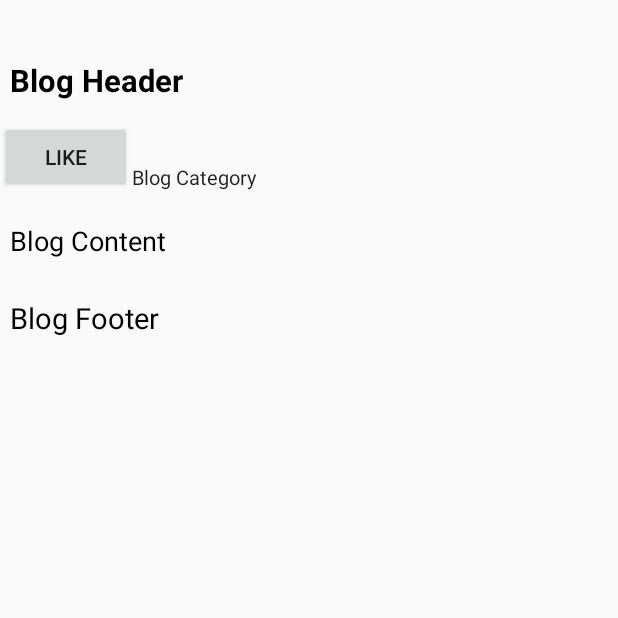
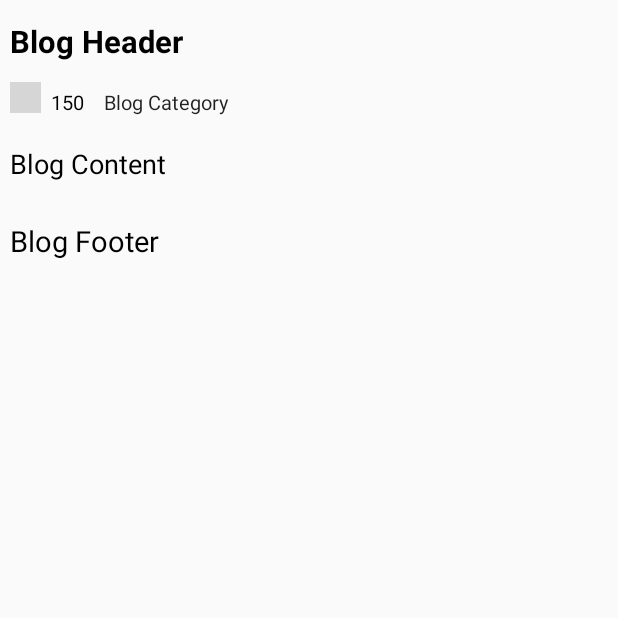
Before and after one commit to adiHusky/E-Blog, an Android app: the BlogActivity screen opened directly, with no data from a screen before it, on a phone screen of 412 x 824 dp, the top half of it. Run offline under Robolectric (Android 15) with nearby library versions, the phone set to English and light mode, and no system bars; our stand-ins replace sdp/ssp sizes; grey boxes are pictures that could not be loaded.

Commit message:
Improved Blog Activity UI - 04th oct 2018

```diff
--- a/app/src/main/java/in/org/eonline/eblog/Fragments/CreateNewBlogFragment.java
+++ b/app/src/main/java/in/org/eonline/eblog/Fragments/CreateNewBlogFragment.java
@@ -169,7 +169,7 @@ public class CreateNewBlogFragment extends Fragment  {
                 .addOnSuccessListener(new OnSuccessListener<Void>() {
                     @Override
                     public void onSuccess(Void aVoid) {
-                        Toast.makeText(getActivity(), "New Blog is created", Toast.LENGTH_LONG).show();
+                        Toast.makeText(getActivity(), "New Blog is created in Users collection", Toast.LENGTH_LONG).show();
                         addBlogToSQLite();
                     }
                 })
@@ -183,7 +183,7 @@ public class CreateNewBlogFragment extends Fragment  {
                 .addOnSuccessListener(new OnSuccessListener<Void>() {
                     @Override
                     public void onSuccess(Void aVoid) {
-                        Toast.makeText(getActivity(), "New Blog is created", Toast.LENGTH_LONG).show();
+                        Toast.makeText(getActivity(), "New Blog is created in standalone Blogs collection", Toast.LENGTH_LONG).show();
                     }
                 })
                 .addOnFailureListener(new OnFailureListener() {
--- a/app/src/main/res/layout/activity_blog.xml
+++ b/app/src/main/res/layout/activity_blog.xml
@@ -17,7 +17,7 @@
             android:layout_height="wrap_content"
             android:layout_marginEnd="@dimen/_5sdp"
             android:layout_marginStart="@dimen/_5sdp"
-            android:layout_marginTop="@dimen/_30sdp"
+            android:layout_marginTop="@dimen/_10sdp"
             android:textColor="@color/black"
             android:textSize="@dimen/_16sdp"
             android:text="Blog Header"
@@ -29,11 +29,20 @@
             android:orientation="horizontal"
             android:layout_marginTop="@dimen/_10sdp">
 
-                <Button
-                    android:id="@+id/button"
+            <ImageView
+                android:layout_width="@dimen/_16sdp"
+                android:layout_height="@dimen/_16sdp"
+                android:src="@drawable/like"
+                android:layout_marginStart="@dimen/_5sdp"/>
+
+            <TextView
                 android:layout_width="wrap_content"
                 android:layout_height="wrap_content"
-                    android:text="like" />
+                android:text="150"
+                android:textColor="@color/black"
+                android:textSize="@dimen/_10sdp"
+                android:layout_marginStart="@dimen/_5sdp"
+                android:layout_marginTop="@dimen/_3sdp"/>
 
             <TextView
                 android:id="@+id/category"
@@ -41,7 +50,8 @@
                 android:layout_height="wrap_content"
                 android:textSize="@dimen/_10sdp"
                 android:text="Blog Category"
-                    android:layout_marginTop="@dimen/_10sdp"
+                android:layout_marginTop="@dimen/_3sdp"
+                android:layout_marginStart="@dimen/_10sdp"
                 android:textAppearance="?android:attr/textAppearanceLarge" />
 
         </LinearLayout>
```
Also changed, not shown: app/src/main/res/layout/fragment_task.xml (+5 -35 lines). Lines whose indentation alone changed are shown as unchanged.
